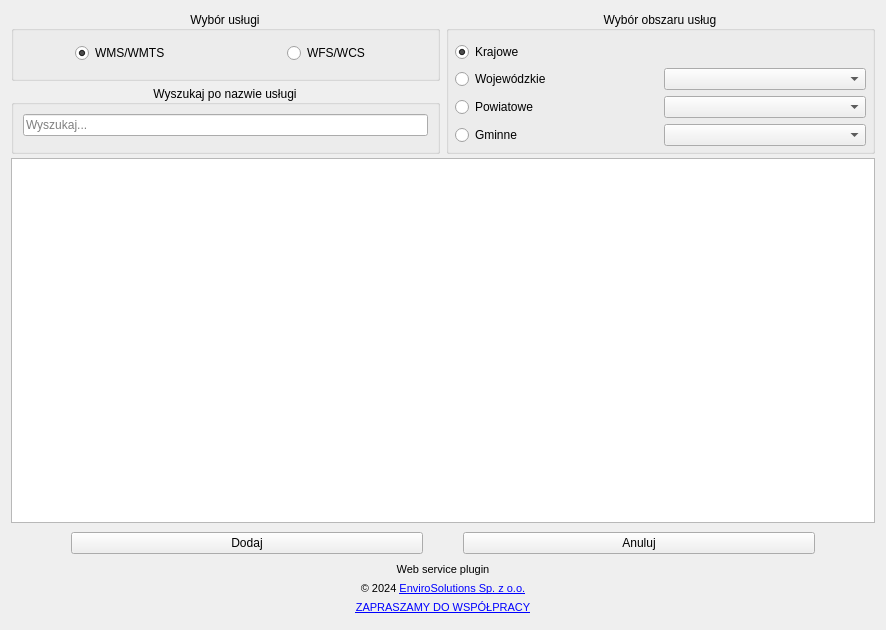
Above: web_service_plugin_dialog_base.ui from envirosolutionspl/integrator_uslug_danych_przestrzennych before the change. Below: the same form after it.
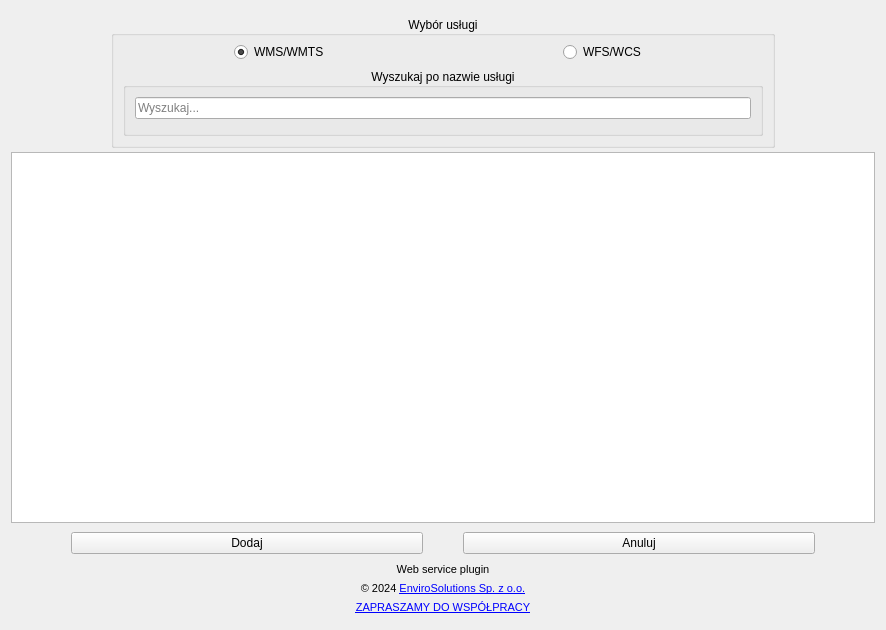
That is the form after the change. Icons and pictures are not drawn.

Commit message: Usunięcie podziału na jednostki administracyjne

Diff of the .ui file:
```diff
--- a/web_service_plugin_dialog_base.ui
+++ b/web_service_plugin_dialog_base.ui
@@ -36,138 +36,7 @@
    <property name="verticalSpacing">
     <number>4</number>
    </property>
-   <item row="0" column="1" rowspan="2">
-    <widget class="QGroupBox" name="units_wdgt">
-     <property name="title">
-      <string>Wybór obszaru usług</string>
-     </property>
-     <property name="alignment">
-      <set>Qt::AlignCenter</set>
-     </property>
-     <layout class="QGridLayout" name="gridLayout">
-      <property name="leftMargin">
-       <number>6</number>
-      </property>
-      <property name="topMargin">
-       <number>6</number>
-      </property>
-      <property name="rightMargin">
-       <number>6</number>
-      </property>
-      <property name="bottomMargin">
-       <number>0</number>
-      </property>
-      <item row="0" column="1">
-       <layout class="QGridLayout" name="gridLayout_4">
-        <property name="topMargin">
-         <number>5</number>
-        </property>
-        <item row="1" column="0" alignment="Qt::AlignLeft">
-         <widget class="QRadioButton" name="woj_rb">
-          <property name="text">
-           <string>Wojewódzkie</string>
-          </property>
-         </widget>
-        </item>
-        <item row="0" column="0" alignment="Qt::AlignLeft">
-         <widget class="QRadioButton" name="kraj_rb">
-          <property name="text">
-           <string>Krajowe</string>
-          </property>
-          <property name="checked">
-           <bool>true</bool>
-          </property>
-         </widget>
-        </item>
-        <item row="3" column="0" alignment="Qt::AlignLeft">
-         <widget class="QRadioButton" name="gmi_rb">
-          <property name="text">
-           <string>Gminne</string>
-          </property>
-         </widget>
-        </item>
-        <item row="3" column="1">
-         <widget class="QComboBox" name="gmina_combo">
-          <property name="sizePolicy">
-           <sizepolicy hsizetype="Minimum" vsizetype="Fixed">
-            <horstretch>0</horstretch>
-            <verstretch>0</verstretch>
-           </sizepolicy>
-          </property>
-          <property name="editable">
-           <bool>false</bool>
-          </property>
-          <property name="maxVisibleItems">
-           <number>10</number>
-          </property>
-         </widget>
-        </item>
-        <item row="1" column="1">
-         <widget class="QComboBox" name="wojewodztwo_combo">
-          <property name="sizePolicy">
-           <sizepolicy hsizetype="Minimum" vsizetype="Fixed">
-            <horstretch>0</horstretch>
-            <verstretch>0</verstretch>
-           </sizepolicy>
-          </property>
-          <property name="editable">
-           <bool>false</bool>
-          </property>
-          <property name="maxVisibleItems">
-           <number>10</number>
-          </property>
-          <property name="duplicatesEnabled">
-           <bool>false</bool>
-          </property>
-          <item>
-           <property name="text">
-            <string/>
-           </property>
-          </item>
-         </widget>
-        </item>
-        <item row="2" column="1">
-         <widget class="QComboBox" name="powiat_combo">
-          <property name="sizePolicy">
-           <sizepolicy hsizetype="Minimum" vsizetype="Fixed">
-            <horstretch>0</horstretch>
-            <verstretch>0</verstretch>
-           </sizepolicy>
-          </property>
-          <property name="editable">
-           <bool>false</bool>
-          </property>
-          <property name="maxVisibleItems">
-           <number>10</number>
-          </property>
-         </widget>
-        </item>
-        <item row="2" column="0" alignment="Qt::AlignLeft">
-         <widget class="QRadioButton" name="pow_rb">
-          <property name="text">
-           <string>Powiatowe</string>
-          </property>
-         </widget>
-        </item>
-       </layout>
-      </item>
-      <item row="1" column="1">
-       <spacer name="verticalSpacer_2">
-        <property name="orientation">
-         <enum>Qt::Vertical</enum>
-        </property>
-        <property name="sizeHint" stdset="0">
-         <size>
-          <width>20</width>
-          <height>5</height>
-         </size>
-        </property>
-       </spacer>
-      </item>
-     </layout>
-    </widget>
-   </item>
-   <item row="3" column="0" colspan="2">
+   <item row="4" column="0" colspan="2">
     <widget class="QTableView" name="services_table">
      <property name="toolTip">
       <string>Wciśnij Ctrl aby zaznaczyć więcej usług</string>
@@ -417,8 +286,19 @@
      </item>
     </layout>
    </item>
-   <item row="0" column="0">
+   <item row="0" column="0" colspan="2">
+    <layout class="QGridLayout" name="gridLayout">
+     <property name="topMargin">
+      <number>5</number>
+     </property>
+     <item row="0" column="2">
     <widget class="QGroupBox" name="services_groupbox">
+       <property name="sizePolicy">
+        <sizepolicy hsizetype="Minimum" vsizetype="Minimum">
+         <horstretch>0</horstretch>
+         <verstretch>0</verstretch>
+        </sizepolicy>
+       </property>
      <property name="title">
       <string>Wybór usługi</string>
      </property>
@@ -459,10 +339,7 @@
         </item>
        </layout>
       </item>
-     </layout>
-    </widget>
-   </item>
-   <item row="1" column="0">
+        <item>
     <widget class="QGroupBox" name="groupBox">
      <property name="inputMethodHints">
       <set>Qt::ImhFormattedNumbersOnly</set>
@@ -508,6 +385,43 @@
       </item>
      </layout>
     </widget>
+        </item>
+       </layout>
+      </widget>
+     </item>
+     <item row="0" column="1">
+      <spacer name="horizontalSpacer_4">
+       <property name="orientation">
+        <enum>Qt::Horizontal</enum>
+       </property>
+       <property name="sizeType">
+        <enum>QSizePolicy::Fixed</enum>
+       </property>
+       <property name="sizeHint" stdset="0">
+        <size>
+         <width>100</width>
+         <height>20</height>
+        </size>
+       </property>
+      </spacer>
+     </item>
+     <item row="0" column="3">
+      <spacer name="horizontalSpacer_5">
+       <property name="orientation">
+        <enum>Qt::Horizontal</enum>
+       </property>
+       <property name="sizeType">
+        <enum>QSizePolicy::Fixed</enum>
+       </property>
+       <property name="sizeHint" stdset="0">
+        <size>
+         <width>100</width>
+         <height>20</height>
+        </size>
+       </property>
+      </spacer>
+     </item>
+    </layout>
    </item>
   </layout>
  </widget>
```
Left out of the diff: 4 changed lines with no effect on the pictures. Lines whose indentation alone changed are shown as unchanged. The commit also changes 2 other files.
